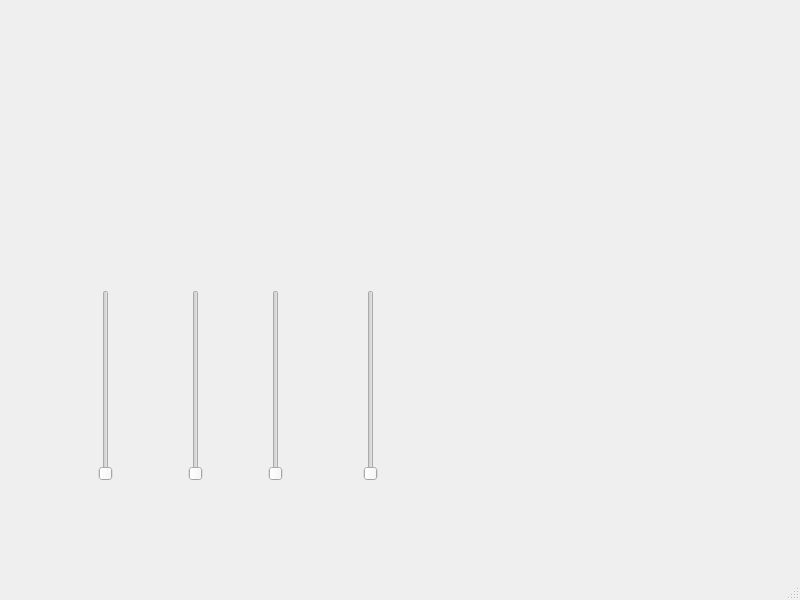
First picture: the form in TokenAnimation/mainwindow.ui, repository UofU-CS3505/cs3505-assignment9-BradleyBartelt, before the edit.
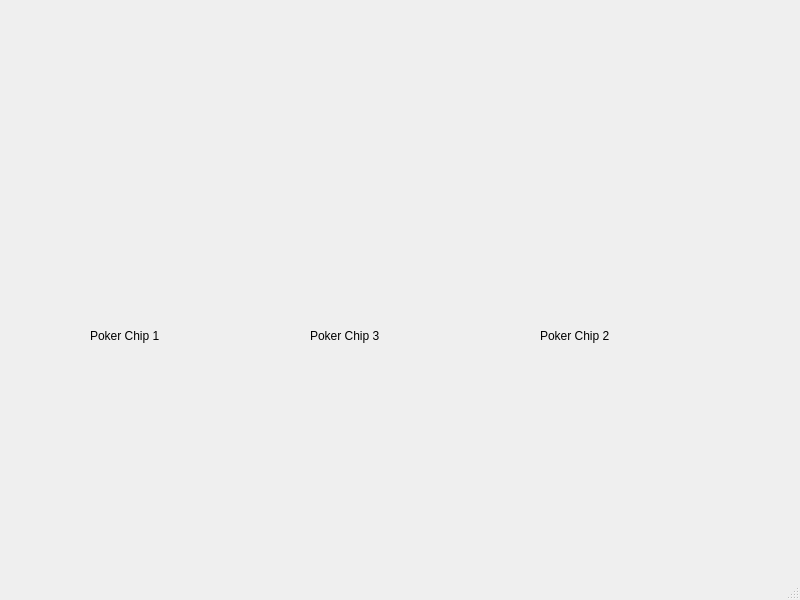
Second picture: the form after the edit. Icons and pictures are not drawn.

What changed in the file:
```diff
--- a/TokenAnimation/mainwindow.ui
+++ b/TokenAnimation/mainwindow.ui
@@ -14,84 +14,59 @@
    <string>MainWindow</string>
   </property>
   <widget class="QWidget" name="centralwidget">
-   <widget class="QSlider" name="verticalSlider">
-    <property name="geometry">
-     <rect>
-      <x>330</x>
-      <y>290</y>
-      <width>81</width>
-      <height>191</height>
-     </rect>
-    </property>
-    <property name="maximum">
-     <number>400</number>
-    </property>
-    <property name="orientation">
-     <enum>Qt::Vertical</enum>
-    </property>
-   </widget>
    <widget class="QLabel" name="label">
     <property name="geometry">
      <rect>
-      <x>510</x>
-      <y>40</y>
-      <width>211</width>
-      <height>211</height>
+      <x>90</x>
+      <y>290</y>
+      <width>121</width>
+      <height>91</height>
+     </rect>
+    </property>
+    <property name="text">
+     <string>Poker Chip 1</string>
+    </property>
+   </widget>
+   <widget class="QLabel" name="label_2">
+    <property name="geometry">
+     <rect>
+      <x>540</x>
+      <y>290</y>
+      <width>121</width>
+      <height>91</height>
+     </rect>
+    </property>
+    <property name="text">
+     <string>Poker Chip 2</string>
+    </property>
+   </widget>
+   <widget class="QLabel" name="label_3">
+    <property name="geometry">
+     <rect>
+      <x>310</x>
+      <y>290</y>
+      <width>121</width>
+      <height>91</height>
+     </rect>
+    </property>
+    <property name="text">
+     <string>Poker Chip 3</string>
+    </property>
+   </widget>
+   <widget class="QLabel" name="label_4">
+    <property name="geometry">
+     <rect>
+      <x>80</x>
+      <y>150</y>
+      <width>121</width>
+      <height>101</height>
      </rect>
     </property>
     <property name="text">
      <string/>
     </property>
     <property name="pixmap">
-     <pixmap>../blackJackTeacher/cardImages/pokerChip.png</pixmap>
-    </property>
-   </widget>
-   <widget class="QSlider" name="verticalSlider_2">
-    <property name="geometry">
-     <rect>
-      <x>260</x>
-      <y>290</y>
-      <width>31</width>
-      <height>191</height>
-     </rect>
-    </property>
-    <property name="maximum">
-     <number>400</number>
-    </property>
-    <property name="orientation">
-     <enum>Qt::Vertical</enum>
-    </property>
-   </widget>
-   <widget class="QSlider" name="verticalSlider_3">
-    <property name="geometry">
-     <rect>
-      <x>180</x>
-      <y>290</y>
-      <width>31</width>
-      <height>191</height>
-     </rect>
-    </property>
-    <property name="maximum">
-     <number>400</number>
-    </property>
-    <property name="orientation">
-     <enum>Qt::Vertical</enum>
-    </property>
-   </widget>
-   <widget class="QSlider" name="verticalSlider_4">
-    <property name="geometry">
-     <rect>
-      <x>90</x>
-      <y>290</y>
-      <width>31</width>
-      <height>191</height>
-     </rect>
-    </property>
-    <property name="maximum">
-     <number>400</number>
-    </property>
-    <property name="orientation">
-     <enum>Qt::Vertical</enum>
+     <pixmap>../../../Documents/pchip.png</pixmap>
     </property>
    </widget>
   </widget>
```
